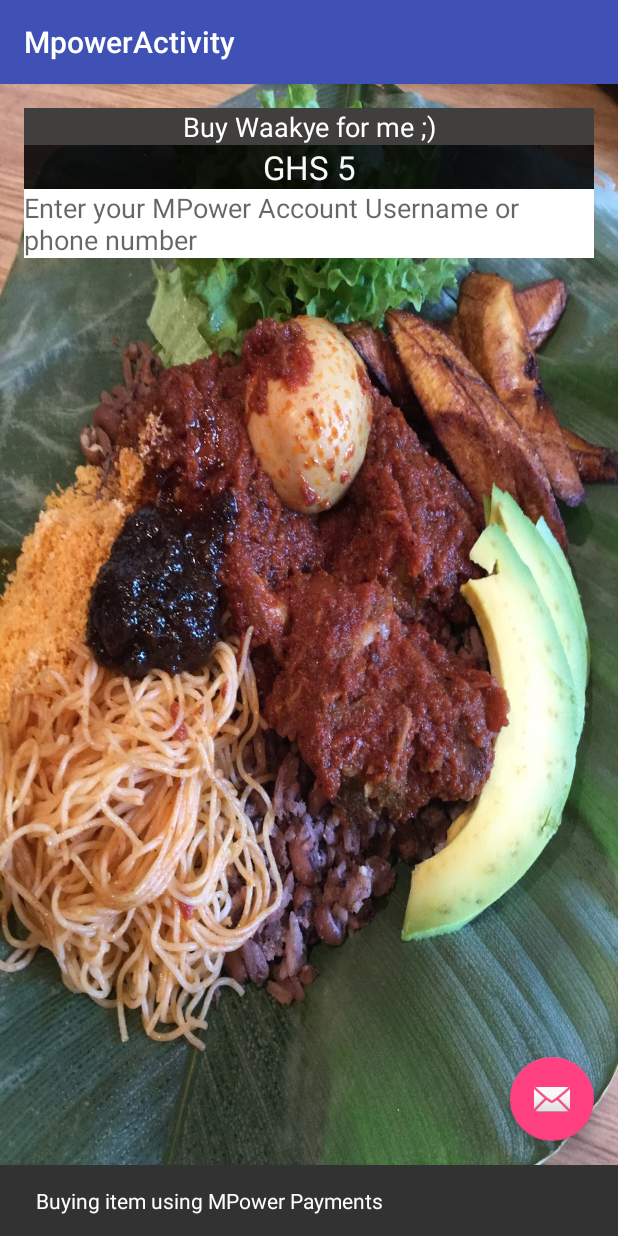
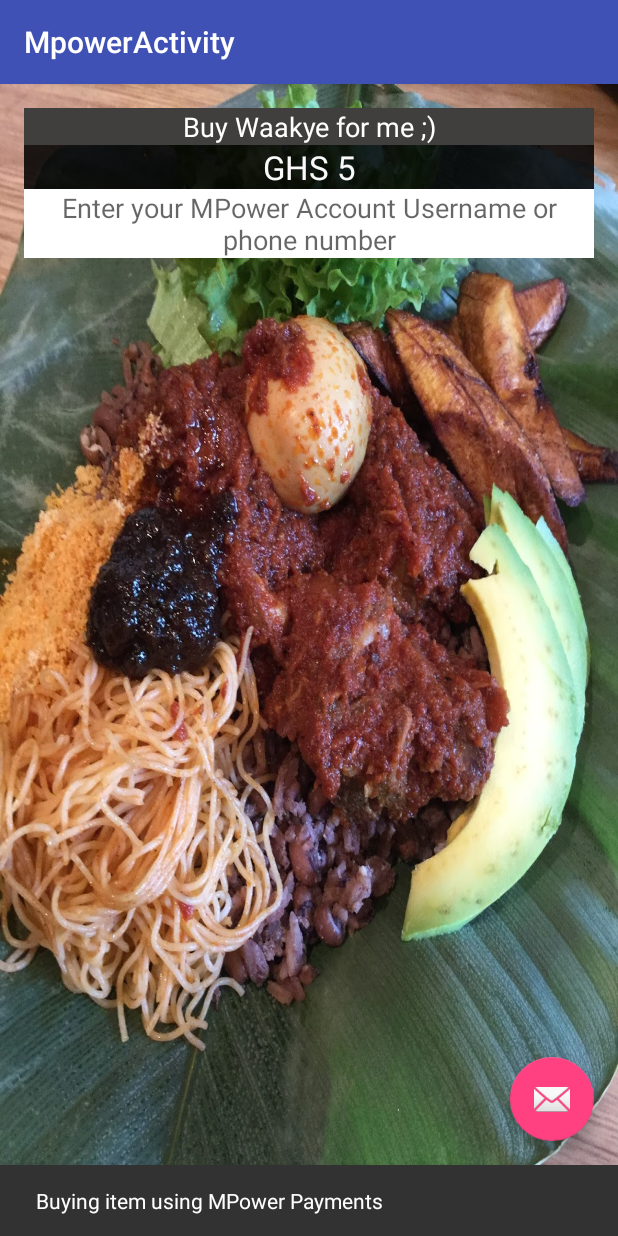
Before and after one commit to nathanfletcher/Gh_Payments_Demo, an Android app: the MpowerActivity screen opened directly, with no data from a screen before it, after a tap on an icon or button, on a phone screen of 412 x 824 dp. Run offline under Robolectric (Android 15) with nearby library versions, the phone set to English and light mode, and no system bars; 1 statement that could not run was skipped.

Commit message:
Stable build 1 for MPower OnSite Payment Request activity

```diff
--- a/app/src/main/java/com/ketecode/ghpaymentsdemo/MpowerActivity.java
+++ b/app/src/main/java/com/ketecode/ghpaymentsdemo/MpowerActivity.java
@@ -1,8 +1,5 @@
 package com.ketecode.ghpaymentsdemo;
 
-import android.content.Context;
-import android.content.Intent;
-import android.net.Uri;
 import android.os.AsyncTask;
 import android.os.Bundle;
 import android.support.design.widget.FloatingActionButton;
@@ -11,15 +8,14 @@ import android.support.v7.app.AppCompatActivity;
 import android.support.v7.widget.Toolbar;
 import android.util.Log;
 import android.view.View;
-import android.widget.AdapterView;
-import android.widget.GridView;
+import android.widget.Button;
+import android.widget.EditText;
 import android.widget.Toast;
 
 import com.mpowerpayments.mpower.MPowerCheckoutInvoice;
 import com.mpowerpayments.mpower.MPowerCheckoutStore;
 import com.mpowerpayments.mpower.MPowerOnsiteInvoice;
 import com.mpowerpayments.mpower.MPowerSetup;
-import com.nhaarman.listviewanimations.appearance.simple.SwingBottomInAnimationAdapter;
 
 import java.util.ArrayList;
 import java.util.List;
@@ -33,6 +29,7 @@ public class MpowerActivity extends AppCompatActivity {
 
     MPowerSetup setup = new MPowerSetup();
     MPowerCheckoutStore store = new MPowerCheckoutStore();
+    String oprToken="";
 
     //This invoice will take you to the Mpower website
     MPowerCheckoutInvoice invoiceCheckout = new MPowerCheckoutInvoice(setup, store);
@@ -40,25 +37,49 @@ public class MpowerActivity extends AppCompatActivity {
     //This invoice will not take you to the MPower website but bill the customer on the app or site.
     MPowerOnsiteInvoice invoiceOnSite = new MPowerOnsiteInvoice (setup, store);
 
+    EditText mpowerUser;
+    EditText mpowerConfirmCode;
+    Button mpowerConfirmBtn;
+    FloatingActionButton fab;
+
     @Override
     protected void onCreate(Bundle savedInstanceState) {
         super.onCreate(savedInstanceState);
         setContentView(R.layout.activity_mpower);
+
         Toolbar toolbar = (Toolbar) findViewById(R.id.toolbar);
         setSupportActionBar(toolbar);
 
+        mpowerUser = (EditText) findViewById(R.id.mpower_username_number);
+        mpowerConfirmCode = (EditText) findViewById(R.id.mpower_confirm_code);
+        mpowerConfirmBtn = (Button) findViewById(R.id.mpower_confirm_btn);
+
         mPowerSetupInit();
         mPowerStoreInit();
-        FloatingActionButton fab = (FloatingActionButton) findViewById(R.id.fab);
+        fab = (FloatingActionButton) findViewById(R.id.fab);
         fab.setOnClickListener(new View.OnClickListener() {
             @Override
             public void onClick(View view) {
                 Snackbar.make(view, "Buying item using MPower Payments", Snackbar.LENGTH_LONG)
                         .setAction("Action", null).show();
 
-                new PaymentThread().execute();
+                new PaymentThread().execute("check");
             }
         });
+
+        mpowerConfirmBtn.setOnClickListener(new View.OnClickListener(){
+
+            @Override
+            public void onClick(View v) {
+
+                if(!mpowerConfirmCode.getText().toString().isEmpty())
+                    new PaymentThread().execute(mpowerConfirmCode.getText().toString());
+                else
+                    mpowerConfirmCode.setHint("Enter confirmation code here from your email");
+            }
+        });
+
+
 
 /*
 
@@ -136,9 +157,17 @@ public class MpowerActivity extends AppCompatActivity {
 
     }
 
-    private void mPowerPay() {
+    private String mPowerPay() {
         //Setting up the On Site Invoice
-        mPowerOnSiteInvoice("kobbyadmin");
+
+
+        if(mpowerUser.getText().toString() != null){
+            return mPowerOnSiteInvoice(mpowerUser.getText().toString());
+        }
+        else {
+            Toast.makeText(this,"Please input your Mpower username or phone number", Toast.LENGTH_LONG).show();
+            return null;
+        }
 
         /*Adding items to cart and setting total amount
         * Note: You'll have to do the calculations of the items you've added to the cart yourself in the code
@@ -211,7 +240,7 @@ public class MpowerActivity extends AppCompatActivity {
     // Onsite Payment Request Charge requires bother the OPR_Token & Customers Confirmation Token
     private void onsiteRequestCharge(String oprToken, String customerConfirmToken) {
         if (invoiceOnSite.charge(oprToken, customerConfirmToken)) {
-            Log.d("Status" , invoiceOnSite.getStatus());
+            Log.d("Confirm trans Status" , invoiceOnSite.getStatus());
             Log.d("Response Message" , invoiceOnSite.getResponseText());
             Log.d("Receipt URL" , invoiceOnSite.getReceiptUrl());
             Log.d("Customer Name" , (String) invoiceOnSite.getCustomerInfo("name"));
@@ -260,7 +289,7 @@ public class MpowerActivity extends AppCompatActivity {
 
     /**
      * This funciton would confirm the Checkout programatically.
-     * I'm using the variable 'invoiceOnsite' for this method as an example
+     * I'm using the variable 'invoiceCheckout' for this method as an example
      * */
     private boolean confirmCheckout(){
         // Invoice token is returned as a URL query string "token"
@@ -347,17 +376,47 @@ public class MpowerActivity extends AppCompatActivity {
     }
 
 
-    public class PaymentThread extends AsyncTask<Void,Void,Void>{
+    public class PaymentThread extends AsyncTask<String, Void, String> {
 
         @Override
-        protected Void doInBackground(Void... params) {
+        protected String doInBackground(String... params) {
 
-            return mPowerPay();
+            if(params[0].equals("check")) {
+                mPowerPay();
+                oprToken = invoiceOnSite.getToken();
+                return "check";
+            }
+            else if(!params[0].equals("confirm")){
+                onsiteRequestCharge(oprToken, params[0]);
+                return "confirm";
+            }
+            return invoiceOnSite.getStatus();
         }
 
         @Override
-        protected void onPostExecute(Void aVoid) {
-            Toast.makeText(getApplicationContext(),"Done with ASYNC PROCESS",Toast.LENGTH_LONG).show();
+        protected void onPostExecute(String result) {
+            switch (result){
+                case "check":
+                    mpowerConfirmCode.setVisibility(View.VISIBLE);
+                    mpowerConfirmBtn.setVisibility(View.VISIBLE);
+                    Toast.makeText(getApplicationContext(),"Input your confirmation code from your email. ",Toast.LENGTH_LONG).show();
+                    break;
+
+                case "confirm":
+                    //You could put a function here to show an activity to thank the user
+                    if(invoiceOnSite.getStatus().equalsIgnoreCase("completed")){
+                        mpowerConfirmCode.setText("");
+                        mpowerConfirmCode.setVisibility(View.INVISIBLE);
+                        mpowerConfirmBtn.setVisibility(View.INVISIBLE);
+                        Toast.makeText(getApplicationContext(), "TRANSACTION SUCCESSFUL !!!", Toast.LENGTH_LONG).show();
+                    }
+                    else{
+                        Toast.makeText(getApplicationContext(), "something went wrong with confirmation :( ", Toast.LENGTH_LONG).show();
+                    }
+                    break;
+            }
+
+
         }
     }
 
--- a/app/src/main/res/layout/content_mpower.xml
+++ b/app/src/main/res/layout/content_mpower.xml
@@ -42,12 +42,14 @@
     <EditText
         android:layout_width="match_parent"
         android:layout_height="wrap_content"
-        android:id="@+id/editText"
+        android:id="@+id/mpower_username_number"
         android:background="#ffffff"
         android:hint="Enter your MPower Account Username or phone number"
+        android:gravity="center"
         android:layout_below="@+id/textView5"
         android:layout_alignParentRight="true"
-        android:layout_alignParentEnd="true" />
+        android:layout_alignParentEnd="true"
+        android:autoText="true" />
 
     <TextView
         android:layout_width="match_parent"
@@ -74,7 +76,7 @@
         <EditText
             android:layout_width="match_parent"
             android:layout_height="wrap_content"
-            android:id="@+id/confirmCode"
+            android:id="@+id/mpower_confirm_code"
             android:background="#ffffff"
             android:gravity="center_vertical"
             android:hint="Now enter Mpower Confirmation Code"
@@ -82,15 +84,18 @@
             android:layout_alignParentRight="true"
             android:layout_alignParentEnd="true"
             android:layout_marginTop="108dp"
+            android:inputType="number"
+            android:ems="4"
             android:visibility="invisible"/>
 
         <Button
             android:layout_width="wrap_content"
             android:layout_height="wrap_content"
             android:text="Confirm Payment"
-            android:id="@+id/confirmbtn"
+            android:id="@+id/mpower_confirm_btn"
             android:layout_gravity="center_horizontal"
             android:visibility="invisible"/>
     </LinearLayout>
 
+
 </RelativeLayout>
```
